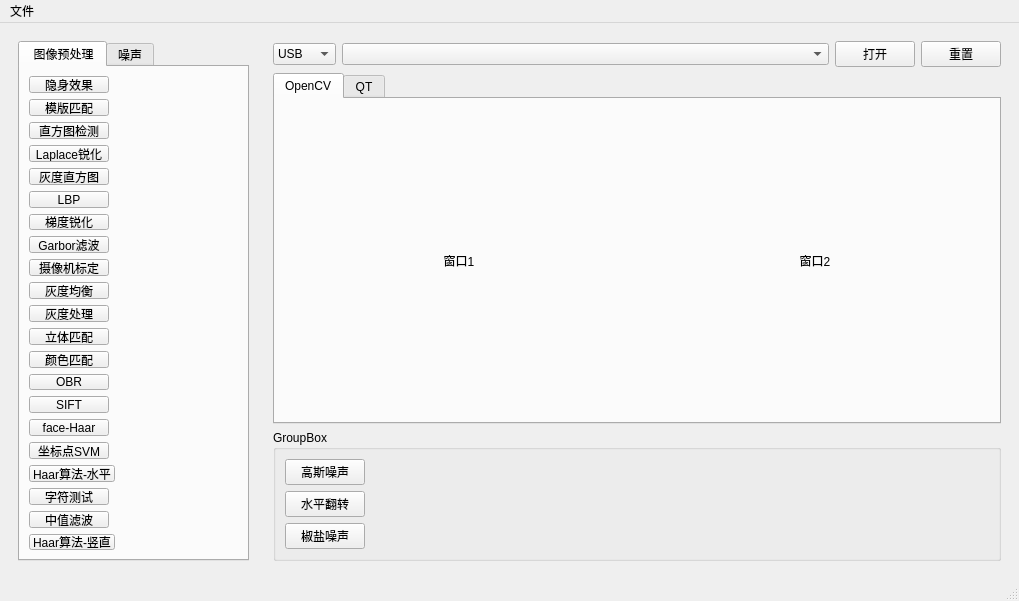
choushunn/ToupCameraDemo, file mainwindow.ui: the form before one commit.
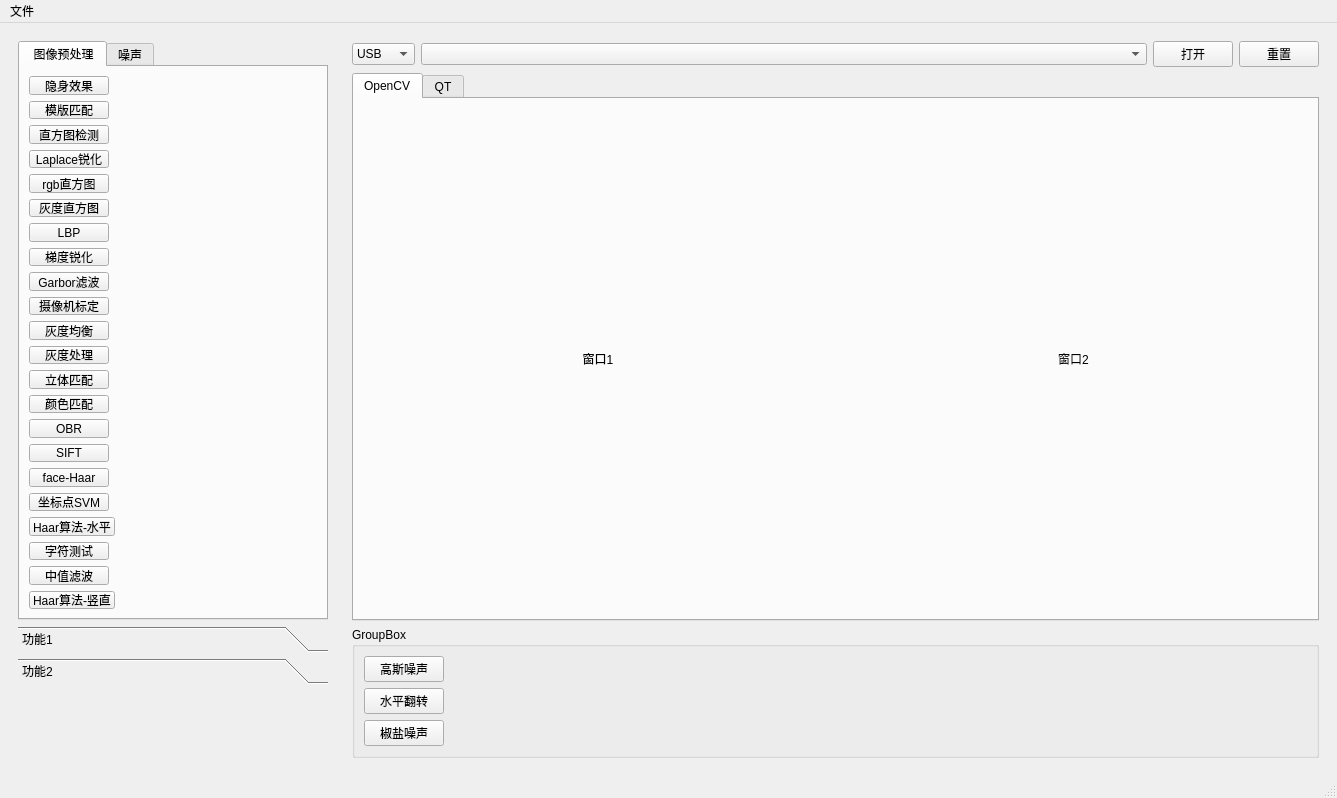
The form after the commit. The open tabs and pages were chosen to show the change.

The edit to the form file:
```diff
--- a/mainwindow.ui
+++ b/mainwindow.ui
@@ -6,8 +6,8 @@
    <rect>
     <x>0</x>
     <y>0</y>
-    <width>1019</width>
-    <height>601</height>
+    <width>1337</width>
+    <height>798</height>
    </rect>
   </property>
   <property name="minimumSize">
@@ -99,7 +99,23 @@
             </widget>
            </item>
            <item>
-            <widget class="QPushButton" name="pushButton_4">
+            <widget class="QPushButton" name="m_btn_rgbHist">
+             <property name="sizePolicy">
+              <sizepolicy hsizetype="Fixed" vsizetype="Fixed">
+               <horstretch>0</horstretch>
+               <verstretch>0</verstretch>
+              </sizepolicy>
+             </property>
+             <property name="text">
+              <string>rgb直方图</string>
+             </property>
+             <property name="checkable">
+              <bool>true</bool>
+             </property>
+            </widget>
+           </item>
+           <item>
+            <widget class="QPushButton" name="m_btn_Hist">
              <property name="sizePolicy">
               <sizepolicy hsizetype="Fixed" vsizetype="Fixed">
                <horstretch>0</horstretch>
@@ -505,6 +521,39 @@
          </widget>
         </widget>
        </item>
+       <item>
+        <widget class="QToolBox" name="toolBox">
+         <property name="currentIndex">
+          <number>1</number>
+         </property>
+         <widget class="QWidget" name="page">
+          <property name="geometry">
+           <rect>
+            <x>0</x>
+            <y>0</y>
+            <width>305</width>
+            <height>83</height>
+           </rect>
+          </property>
+          <attribute name="label">
+           <string>功能1</string>
+          </attribute>
+         </widget>
+         <widget class="QWidget" name="page_2">
+          <property name="geometry">
+           <rect>
+            <x>0</x>
+            <y>0</y>
+            <width>305</width>
+            <height>83</height>
+           </rect>
+          </property>
+          <attribute name="label">
+           <string>功能2</string>
+          </attribute>
+         </widget>
+        </widget>
+       </item>
       </layout>
      </widget>
     </item>
@@ -694,8 +743,8 @@
     <rect>
      <x>0</x>
      <y>0</y>
-     <width>1019</width>
-     <height>17</height>
+     <width>1337</width>
+     <height>25</height>
     </rect>
    </property>
    <widget class="QMenu" name="menu">
```
Left out of the diff: 2 changed lines with no effect on the pictures.
